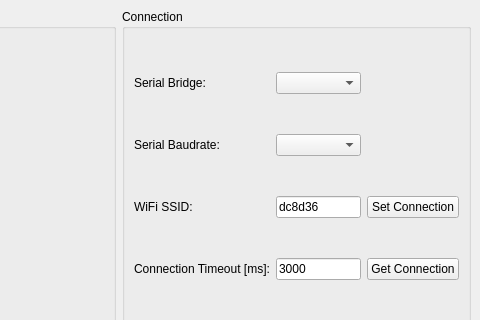
First picture: the form in controller/mainwindow.ui, repository Zorne7/NovaCamDrone, before the edit; both pictures show x 647 to 1127 and y 0 to 320 of the 1127 by 895 pixel window.
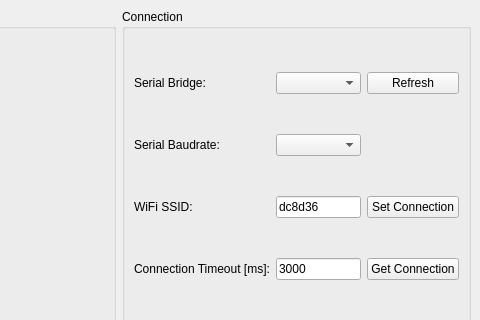
Second picture: the form after the edit.

```diff
--- a/controller/mainwindow.ui
+++ b/controller/mainwindow.ui
@@ -89,6 +89,13 @@
          </property>
         </widget>
        </item>
+       <item row="0" column="2">
+        <widget class="QPushButton" name="btnRefresh">
+         <property name="text">
+          <string>Refresh</string>
+         </property>
+        </widget>
+       </item>
       </layout>
      </widget>
     </item>
```
